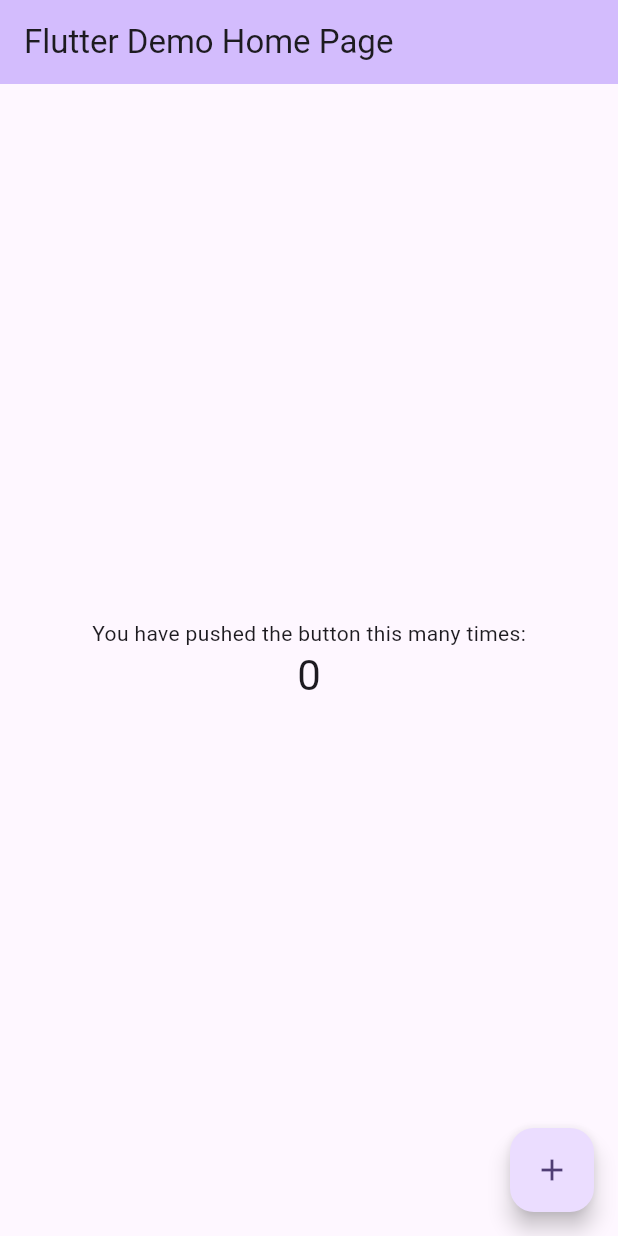
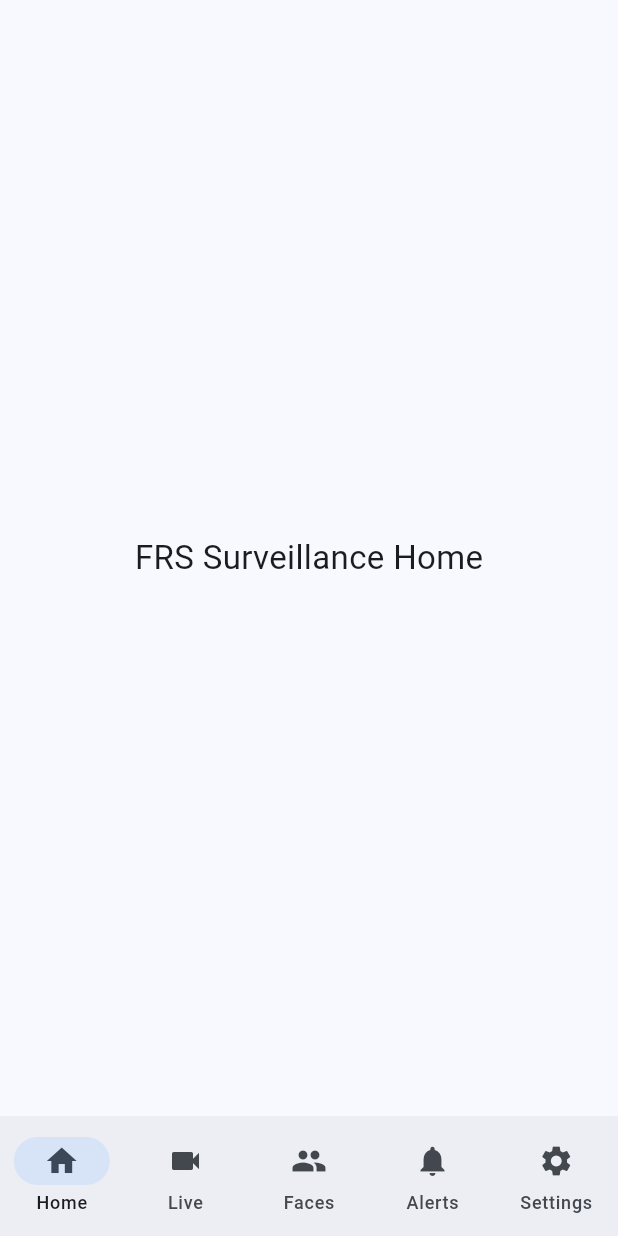
Before and after one commit to consoleLo-g/frs_app, a Flutter app: the screen it shows after launch, on a phone screen of 412 x 824 dp. Run offline on Flutter 3.47's test engine with Material 3 defaults, Android fonts, the phone set to English and light mode, and no system bars.

Commit message:
Added basic file structure

```diff
--- a/lib/main.dart
+++ b/lib/main.dart
@@ -1,121 +1,66 @@
 import 'package:flutter/material.dart';
+import 'screens/home/home_screen.dart';
+import 'screens/live_view/live_view_screen.dart';
+import 'screens/face_logs/face_logs_screen.dart';
+import 'screens/alerts/alerts_screen.dart';
+import 'screens/settings/settings_screen.dart';
 
 void main() {
-  runApp(const MyApp());
+  runApp(const FRSApp());
 }
 
-class MyApp extends StatelessWidget {
-  const MyApp({super.key});
+class FRSApp extends StatelessWidget {
+  const FRSApp({super.key});
 
-  // This widget is the root of your application.
   @override
   Widget build(BuildContext context) {
     return MaterialApp(
-      title: 'Flutter Demo',
+      debugShowCheckedModeBanner: false,
+      title: "FRS Surveillance App",
       theme: ThemeData(
-        // This is the theme of your application.
-        //
-        // TRY THIS: Try running your application with "flutter run". You'll see
-        // the application has a purple toolbar. Then, without quitting the app,
-        // try changing the seedColor in the colorScheme below to Colors.green
-        // and then invoke "hot reload" (save your changes or press the "hot
-        // reload" button in a Flutter-supported IDE, or press "r" if you used
-        // the command line to start the app).
-        //
-        // Notice that the counter didn't reset back to zero; the application
-        // state is not lost during the reload. To reset the state, use hot
-        // restart instead.
-        //
-        // This works for code too, not just values: Most code changes can be
-        // tested with just a hot reload.
-        colorScheme: .fromSeed(seedColor: Colors.deepPurple),
+        useMaterial3: true,
+        colorScheme: ColorScheme.fromSeed(seedColor: Colors.blue),
       ),
-      home: const MyHomePage(title: 'Flutter Demo Home Page'),
+      home: const MainNavigation(),
     );
   }
 }
 
-class MyHomePage extends StatefulWidget {
-  const MyHomePage({super.key, required this.title});
-
-  // This widget is the home page of your application. It is stateful, meaning
-  // that it has a State object (defined below) that contains fields that affect
-  // how it looks.
-
-  // This class is the configuration for the state. It holds the values (in this
-  // case the title) provided by the parent (in this case the App widget) and
-  // used by the build method of the State. Fields in a Widget subclass are
-  // always marked "final".
-
-  final String title;
+class MainNavigation extends StatefulWidget {
+  const MainNavigation({super.key});
 
   @override
-  State<MyHomePage> createState() => _MyHomePageState();
+  State<MainNavigation> createState() => _MainNavigationState();
 }
 
-class _MyHomePageState extends State<MyHomePage> {
-  int _counter = 0;
+class _MainNavigationState extends State<MainNavigation> {
+  int currentIndex = 0;
 
-  void _incrementCounter() {
-    setState(() {
-      // This call to setState tells the Flutter framework that something has
-      // changed in this State, which causes it to rerun the build method below
-      // so that the display can reflect the updated values. If we changed
-      // _counter without calling setState(), then the build method would not be
-      // called again, and so nothing would appear to happen.
-      _counter++;
-    });
-  }
+  final screens = const [
+    HomeScreen(),
+    LiveViewScreen(),
+    FaceLogsScreen(),
+    AlertsScreen(),
+    SettingsScreen(),
+  ];
 
   @override
   Widget build(BuildContext context) {
-    // This method is rerun every time setState is called, for instance as done
-    // by the _incrementCounter method above.
-    //
-    // The Flutter framework has been optimized to make rerunning build methods
-    // fast, so that you can just rebuild anything that needs updating rather
-    // than having to individually change instances of widgets.
     return Scaffold(
-      appBar: AppBar(
-        // TRY THIS: Try changing the color here to a specific color (to
-        // Colors.amber, perhaps?) and trigger a hot reload to see the AppBar
-        // change color while the other colors stay the same.
-        backgroundColor: Theme.of(context).colorScheme.inversePrimary,
-        // Here we take the value from the MyHomePage object that was created by
-        // the App.build method, and use it to set our appbar title.
-        title: Text(widget.title),
-      ),
-      body: Center(
-        // Center is a layout widget. It takes a single child and positions it
-        // in the middle of the parent.
-        child: Column(
-          // Column is also a layout widget. It takes a list of children and
-          // arranges them vertically. By default, it sizes itself to fit its
-          // children horizontally, and tries to be as tall as its parent.
-          //
-          // Column has various properties to control how it sizes itself and
-          // how it positions its children. Here we use mainAxisAlignment to
-          // center the children vertically; the main axis here is the vertical
-          // axis because Columns are vertical (the cross axis would be
-          // horizontal).
-          //
-          // TRY THIS: Invoke "debug painting" (choose the "Toggle Debug Paint"
-          // action in the IDE, or press "p" in the console), to see the
-          // wireframe for each widget.
-          mainAxisAlignment: .center,
-          children: [
-            const Text('You have pushed the button this many times:'),
-            Text(
-              '$_counter',
-              style: Theme.of(context).textTheme.headlineMedium,
-            ),
-          ],
-        ),
-      ),
-      floatingActionButton: FloatingActionButton(
-        onPressed: _incrementCounter,
-        tooltip: 'Increment',
-        child: const Icon(Icons.add),
+      body: screens[currentIndex],
+      bottomNavigationBar: NavigationBar(
+        selectedIndex: currentIndex,
+        onDestinationSelected: (i) => setState(() => currentIndex = i),
+        destinations: const [
+          NavigationDestination(icon: Icon(Icons.home), label: "Home"),
+          NavigationDestination(icon: Icon(Icons.videocam), label: "Live"),
+          NavigationDestination(icon: Icon(Icons.people), label: "Faces"),
+          NavigationDestination(
+            icon: Icon(Icons.notifications),
+            label: "Alerts",
+          ),
+          NavigationDestination(icon: Icon(Icons.settings), label: "Settings"),
+        ],
       ),
     );
   }
--- /dev/null
+++ b/lib/screens/home/home_screen.dart
@@ -0,0 +1,14 @@
+import 'package:flutter/material.dart';
+
+class HomeScreen extends StatelessWidget {
+  const HomeScreen({super.key});
+
+  @override
+  Widget build(BuildContext context) {
+    return const Scaffold(
+      body: Center(
+        child: Text("FRS Surveillance Home", style: TextStyle(fontSize: 22)),
+      ),
+    );
+  }
+}
```
Also changed, not shown: lib/screens/alerts/alerts_screen.dart (added, +17 -0 lines), lib/screens/face_logs/face_logs_screen.dart (added, +14 -0 lines), lib/screens/live_view/live_view_screen.dart (added, +17 -0 lines), lib/screens/settings/settings_screen.dart (added, +12 -0 lines), lib/services/api_service.dart (added, +73 -0 lines), lib/core/config.dart (added), lib/core/constants.dart (added), lib/core/theme.dart (added), lib/services/websocket_services.dart (added), lib/widgets/common_button.dart (added), 1 other file.
